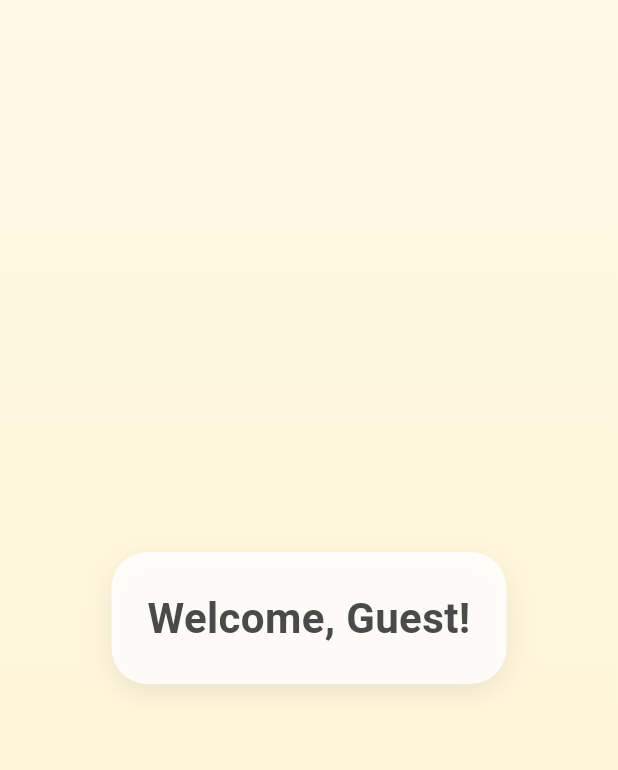
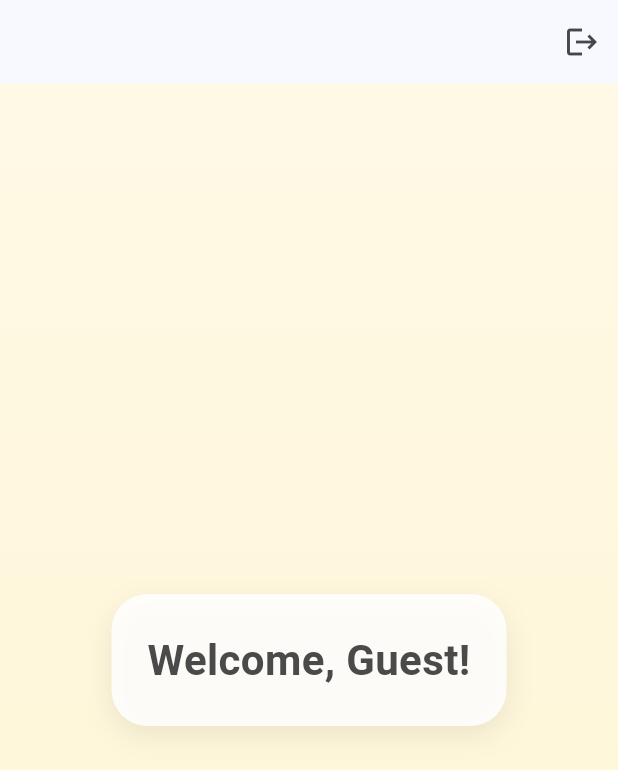
Before and after one commit to arnau-romero-hazas/easyPay, a Flutter app: the HomeScreen screen opened by its route, on a phone screen of 412 x 824 dp. Shown: the top 770 px of the screen. Run offline on Flutter 3.47's test engine with Material 3 defaults, Android fonts, the phone set to English and light mode, and no system bars; our stand-ins replace shared_preferences; accounts and stored records are empty.

Commit message:
add logout in homre

```diff
--- a/frontend/lib/screens/home_screen.dart
+++ b/frontend/lib/screens/home_screen.dart
@@ -1,9 +1,21 @@
 import 'package:flutter/material.dart';
+import 'package:shared_preferences/shared_preferences.dart';
 
 class HomeScreen extends StatelessWidget {
   final String username;
 
   const HomeScreen({super.key, required this.username});
+
+  Future<void> _logout(BuildContext context) async {
+    final prefs = await SharedPreferences.getInstance();
+    await prefs.remove('token');
+
+    // Ensure the widget is still mounted before using the context
+    if (!context.mounted) return;
+
+    // Navigate to the root route and remove all previous routes
+    Navigator.of(context).pushNamedAndRemoveUntil('/', (route) => false);
+  }
 
   @override
   Widget build(BuildContext context) {
@@ -11,6 +23,18 @@ class HomeScreen extends StatelessWidget {
     final Color backgroundEnd = const Color(0xFFFFF5D1);
 
     return Scaffold(
+      appBar: AppBar(
+        automaticallyImplyLeading: false,
+        backgroundColor: Colors.transparent,
+        elevation: 0,
+        actions: [
+          IconButton(
+            icon: const Icon(Icons.logout),
+            tooltip: 'Logout',
+            onPressed: () => _logout(context),
+          )
+        ],
+      ),
       body: Container(
         decoration: BoxDecoration(
           gradient: LinearGradient(
```
Also changed, not shown: frontend/lib/screens/landing_page.dart (+9 -9 lines), frontend/lib/screens/register_screen.dart (+60 -13 lines), 1 other file.
